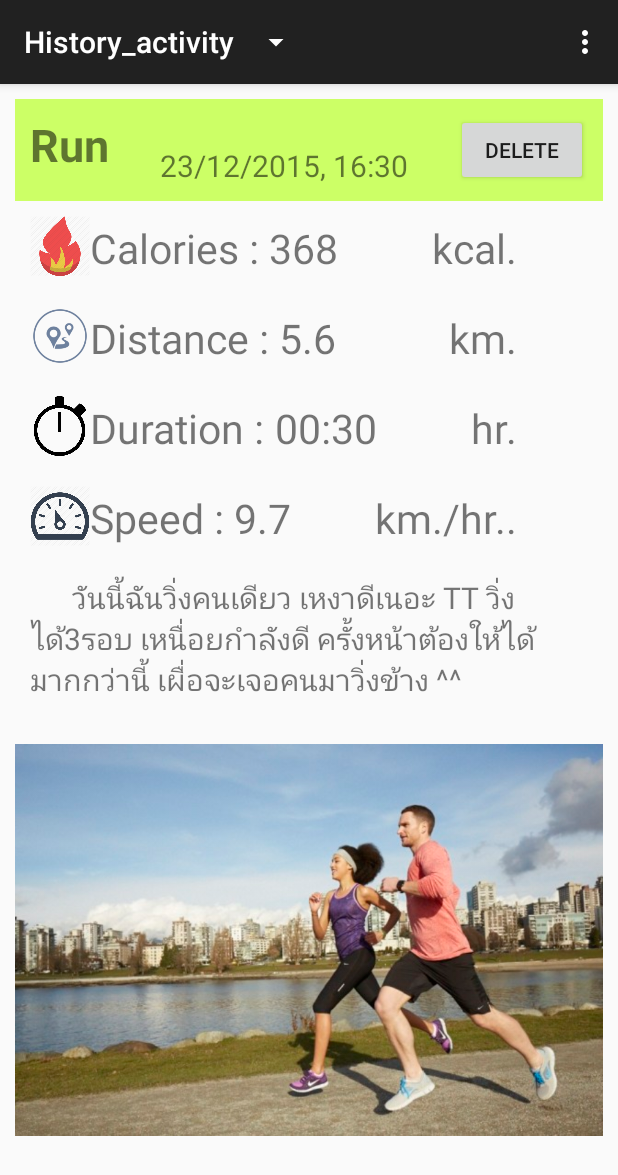
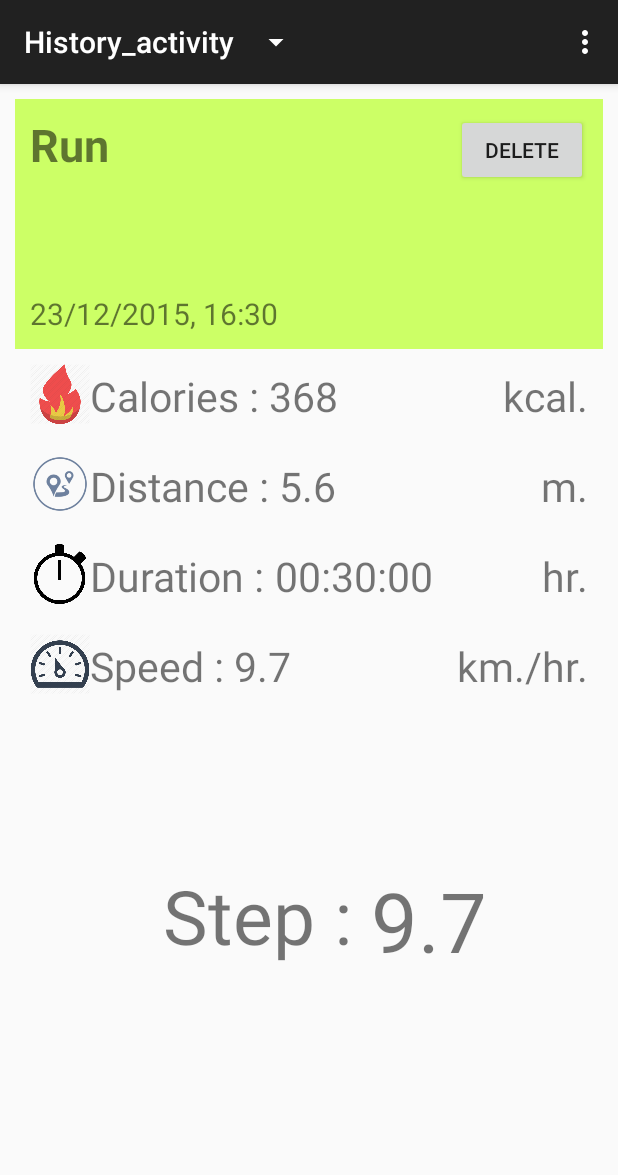
Before and after one commit to Saksukrit/Calorie-Challenge-V.1, an Android app: the History_activity screen opened directly, with no data from a screen before it, on a phone screen of 412 x 824 dp. Shown: the top 1175 px of the screen. Run offline under Robolectric (Android 15) with nearby library versions, the light colour scheme and no system bars; 1 statement that could not run was skipped.

Commit message:
edit unit of calorie ,speed and duration

```diff
--- /dev/null
+++ b/CalorieCalculator_V1/app/src/main/java/com/example/kyowolf/caloriecalculator_v1/Activity_Walking/DB_Activity.java
@@ -0,0 +1,176 @@
+package com.example.kyowolf.caloriecalculator_v1.Activity_Walking;
+
+import android.content.ContentValues;
+import android.content.Context;
+import android.database.Cursor;
+import android.database.sqlite.SQLiteDatabase;
+import android.database.sqlite.SQLiteOpenHelper;
+import android.util.Log;
+
+/**
+ * Created by Krit on 4/20/2016.
+ */
+public class DB_Activity extends SQLiteOpenHelper {
+
+
+    private static final int DATABASE_VERSION = 1;
+    private static final String DATABASE_NAME = "ActivityHistory";
+    private static final String TABLE_MEMBER = "Activity";
+
+    public DB_Activity(Context context) {
+        super(context, DATABASE_NAME, null, DATABASE_VERSION);
+    }
+
+    @Override
+    public void onCreate(SQLiteDatabase db) {
+        db.execSQL("CREATE TABLE " + TABLE_MEMBER +
+                "(Aid INTEGER PRIMARY KEY AUTOINCREMENT," +
+                " username TEXT(30) NOT NULL," +
+                " duration TEXT(10) NOT NULL," +
+                " distance TEXT(10) NOT NULL," +
+                " speed TEXT(16) NOT NULL," +
+                " calorie TEXT (10) NOT NULL," +
+                " step INTEGER(10) ," +
+                " date TEXT(30) NOT NULL," +
+                " type TEXT(10) NOT NULL );");
+
+        Log.d("CREATE TABLE", "Create Table Successfully.");
+
+    }
+
+    @Override
+    public void onUpgrade(SQLiteDatabase db, int oldVersion, int newVersion) {
+
+    }
+
+    public long InsertData(String username, String duration, String distance
+            , String speed, Double calorie, int step, String date, String type) {
+
+        try {
+            SQLiteDatabase db;
+            db = this.getWritableDatabase(); // Write Data
+
+            ContentValues Val = new ContentValues();
+            Val.put("username", username);
+            Val.put("duration", duration);
+            Val.put("distance", distance);
+            Val.put("speed", speed);
+            Val.put("calorie", calorie);
+            Val.put("step", step);
+            Val.put("date", date);
+            Val.put("type", type);
+
+
+            long rows = db.insert(TABLE_MEMBER, null, Val);
+
+            db.close();
+            return rows; // return rows inserted.
+
+        } catch (Exception e) {
+            return -1;
+        }
+    }
+
+    public String[] SelectAllData() {
+        // TODO Auto-generated method stub
+
+        try {
+            String arrData[] = null;
+
+            SQLiteDatabase db;
+            db = this.getReadableDatabase(); // Read Data
+
+            String strSQL = "SELECT  * FROM " + TABLE_MEMBER;
+            Cursor cursor = db.rawQuery(strSQL, null);
+
+            if (cursor != null) {
+                if (cursor.moveToFirst()) {
+                    arrData = new String[cursor.getColumnCount()];
+                    arrData[1] = cursor.getString(1); //username
+                    arrData[2] = cursor.getString(2);
+                    arrData[3] = cursor.getString(3);
+                    arrData[4] = cursor.getString(4);
+                    arrData[5] = cursor.getString(5);
+                    arrData[6] = cursor.getString(6);
+                    arrData[7] = cursor.getString(7);
+                    arrData[8] = cursor.getString(8);
+                }
+            }
+            cursor.close();
+            db.close();
+            return arrData;
+
+        } catch (Exception e) {
+            return null;
+        }
+
+    }
+
+    public String[] SelectDataByDate(String date) {
+        // TODO Auto-generated method stub
+
+        try {
+            String arrData[] = null;
+
+            SQLiteDatabase db;
+            db = this.getReadableDatabase(); // Read Data
+
+            Cursor cursor = db.query(TABLE_MEMBER, new String[]{"*"},
+                    "step=?",
+                    new String[]{String.valueOf("40")}, null, null, null, null);
+
+            if (cursor != null) {
+                if (cursor.moveToFirst()) {
+                    arrData = new String[cursor.getColumnCount()];
+                    arrData[1] = cursor.getString(1);//username
+                    arrData[2] = cursor.getString(2);
+                    arrData[3] = cursor.getString(3);
+                    arrData[4] = cursor.getString(4);
+                    arrData[5] = cursor.getString(5);
+                    arrData[6] = cursor.getString(6);
+                    arrData[7] = cursor.getString(7);
+                    arrData[8] = cursor.getString(8);
+                }
+            }
+            cursor.close();
+            db.close();
+            return arrData;
+
+        } catch (Exception e) {
+            return null;
+        }
+
+    }
+
+    // Delete Data
+    public long DeleteAllData() {
+        // TODO Auto-generated method stub
+
+        try {
+
+            SQLiteDatabase db;
+            db = this.getWritableDatabase(); // Write Data
+
+
+            long rows = db.delete(TABLE_MEMBER, null, null);
+
+            db.close();
+            return rows; // return rows delete.
+
+        } catch (Exception e) {
+            return -1;
+        }
+
+    }
+
+
+
+
+    public void rmvall() {
+
+        SQLiteDatabase db = this.getWritableDatabase();
+        db.delete(TABLE_MEMBER, null, null);
+        db.execSQL("DELETE FROM SQLITE_SEQUENCE WHERE NAME = " + TABLE_MEMBER);
+
+    }
+}
--- a/CalorieCalculator_V1/app/src/main/java/com/example/kyowolf/caloriecalculator_v1/History/History_activity.java
+++ b/CalorieCalculator_V1/app/src/main/java/com/example/kyowolf/caloriecalculator_v1/History/History_activity.java
@@ -9,10 +9,15 @@ import android.view.MenuInflater;
 import android.view.MenuItem;
 import android.view.View;
 import android.widget.Button;
+import android.widget.TextView;
 import android.widget.Toast;
 
+import com.example.kyowolf.caloriecalculator_v1.Activity_Walking.DB_Activity;
+import com.example.kyowolf.caloriecalculator_v1.Profile.DB_profile;
 import com.example.kyowolf.caloriecalculator_v1.Profile.Profile;
 import com.example.kyowolf.caloriecalculator_v1.R;
+
+import java.text.DecimalFormat;
 
 /**
  * Created by KyoWolf on 08-Mar-16.
@@ -66,6 +71,12 @@ public class History_activity extends AppCompatActivity implements View.OnClickL
         }
     }
 
+    private TextView calorie, distance, duration, typeActivity, speed, step, date;
+    private String dateBy = null;
+
+    DB_Activity db_activity = new DB_Activity(this);
+
+
     @Override
     protected void onCreate(Bundle savedInstanceState) {
         super.onCreate(savedInstanceState);
@@ -77,6 +88,36 @@ public class History_activity extends AppCompatActivity implements View.OnClickL
 
         actionBar = getSupportActionBar();
         actionBar.setNavigationMode(ActionBar.NAVIGATION_MODE_LIST);
+
+        calorie = (TextView) findViewById(R.id.calories);
+        distance = (TextView) findViewById(R.id.distances);
+        duration = (TextView) findViewById(R.id.durations);
+        typeActivity = (TextView) findViewById(R.id.AcName);
+        speed = (TextView) findViewById(R.id.speeds);
+        step = (TextView) findViewById(R.id.step);
+        date = (TextView) findViewById(R.id.date);
+
+        if (dateBy == null) {
+            dateBy = getIntent().getExtras().getString("date");
+        }
+
+        String arrData[] = db_activity.SelectDataByDate(dateBy);
+        if (arrData == null) {
+            Toast.makeText(History_activity.this, "Not found Data!",
+                    Toast.LENGTH_LONG).show();
+        } else {
+            calorie.setText(arrData[5]);
+            distance.setText(arrData[3]);
+            duration.setText(arrData[2]);
+            typeActivity.setText(arrData[8]);
+           // DecimalFormat decim = new DecimalFormat("0.00");
+           // String speedi =(decim.format(arrData[4])).toString();
+            speed.setText(arrData[4]);
+            step.setText(arrData[6]);
+            date.setText(arrData[7]);
+        }
+
+
     }
 
     public void onClick(View v) {
--- a/CalorieCalculator_V1/app/src/main/java/com/example/kyowolf/caloriecalculator_v1/Profile/Profile.java
+++ b/CalorieCalculator_V1/app/src/main/java/com/example/kyowolf/caloriecalculator_v1/Profile/Profile.java
@@ -164,7 +164,10 @@ public class Profile extends AppCompatActivity implements View.OnClickListener {
 
                 break;
             case R.id.walking:
-                Intent intentProfile2 = new Intent(getApplicationContext(), Activity_Walking.class);
+                Intent intentProfile2 = new Intent(getApplicationContext(), StepCounterActivity.class);
+                Bundle bundle2 = new Bundle();
+                bundle2.putBoolean("run", false);
+                intentProfile2.putExtras(bundle2);
                 startActivity(intentProfile2);
                 break;
             case R.id.eating:
--- a/CalorieCalculator_V1/app/src/main/res/layout/activity_walking.xml
+++ b/CalorieCalculator_V1/app/src/main/res/layout/activity_walking.xml
@@ -2,7 +2,6 @@
 <LinearLayout xmlns:android="http://schemas.android.com/apk/res/android"
     android:layout_width="match_parent"
     android:layout_height="match_parent"
-
     android:orientation="vertical"
     android:weightSum="1">
 
--- a/CalorieCalculator_V1/app/src/main/res/layout/history_activity.xml
+++ b/CalorieCalculator_V1/app/src/main/res/layout/history_activity.xml
@@ -11,7 +11,8 @@
         android:layout_width="match_parent"
         android:layout_height="wrap_content"
         android:background="#CCFF66"
-        android:padding="10dp">
+        android:padding="10dp"
+        android:layout_weight="0.26">
 
         <TextView
             android:id="@+id/AcName"
@@ -32,7 +33,7 @@
             android:id="@+id/date"
             android:layout_width="198dp"
             android:layout_height="wrap_content"
-            android:layout_gravity="center_horizontal|bottom"
+            android:layout_gravity="left|bottom"
             android:text="23/12/2015, 16:30"
             android:textSize="20dp" />
 
@@ -65,22 +66,20 @@
             android:id="@+id/calories"
             android:layout_width="wrap_content"
             android:layout_height="wrap_content"
+            android:text="368"
+            android:textSize="27dp"
             android:layout_alignParentBottom="true"
-            android:layout_toEndOf="@+id/textCalories"
             android:layout_toRightOf="@+id/textCalories"
-            android:text="368"
-            android:textSize="27dp" />
+            android:layout_toEndOf="@+id/textCalories" />
 
         <TextView
             android:layout_width="wrap_content"
             android:layout_height="wrap_content"
-            android:layout_alignParentBottom="true"
-            android:layout_alignParentEnd="true"
+            android:text="kcal."
+            android:textSize="27dp"
+            android:layout_alignTop="@+id/calories"
             android:layout_alignParentRight="true"
-            android:layout_marginEnd="47dp"
-            android:layout_marginRight="47dp"
-            android:text="kcal."
-            android:textSize="27dp" />
+            android:layout_alignParentEnd="true" />
     </RelativeLayout>
 
     <RelativeLayout
@@ -109,22 +108,20 @@
             android:id="@+id/distances"
             android:layout_width="wrap_content"
             android:layout_height="wrap_content"
+            android:text="5.6"
+            android:textSize="27dp"
             android:layout_alignParentBottom="true"
-            android:layout_toEndOf="@+id/textDistance"
             android:layout_toRightOf="@+id/textDistance"
-            android:text="5.6"
-            android:textSize="27dp" />
+            android:layout_toEndOf="@+id/textDistance" />
 
         <TextView
             android:layout_width="wrap_content"
             android:layout_height="wrap_content"
+            android:text="m."
+            android:textSize="27dp"
             android:layout_alignParentBottom="true"
-            android:layout_alignParentEnd="true"
             android:layout_alignParentRight="true"
-            android:layout_marginEnd="47dp"
-            android:layout_marginRight="47dp"
-            android:text="km."
-            android:textSize="27dp" />
+            android:layout_alignParentEnd="true" />
     </RelativeLayout>
 
     <RelativeLayout
@@ -156,19 +153,17 @@
             android:layout_alignParentBottom="true"
             android:layout_toEndOf="@+id/textDuration"
             android:layout_toRightOf="@+id/textDuration"
-            android:text="00:30"
+            android:text="00:30:00"
             android:textSize="27dp" />
 
         <TextView
             android:layout_width="wrap_content"
             android:layout_height="wrap_content"
+            android:text="hr."
+            android:textSize="27dp"
             android:layout_alignParentBottom="true"
-            android:layout_alignParentEnd="true"
             android:layout_alignParentRight="true"
-            android:layout_marginEnd="47dp"
-            android:layout_marginRight="47dp"
-            android:text="hr."
-            android:textSize="27dp" />
+            android:layout_alignParentEnd="true" />
     </RelativeLayout>
 
     <RelativeLayout
@@ -184,7 +179,7 @@
 
 
         <TextView
-            android:id="@+id/textSpeed"
+            android:id="@+id/textStep"
             android:layout_width="wrap_content"
             android:layout_height="wrap_content"
             android:layout_alignParentBottom="true"
@@ -198,47 +193,52 @@
             android:layout_width="wrap_content"
             android:layout_height="wrap_content"
             android:layout_alignParentBottom="true"
-            android:layout_toEndOf="@+id/textSpeed"
-            android:layout_toRightOf="@+id/textSpeed"
+            android:layout_toEndOf="@+id/textStep"
+            android:layout_toRightOf="@+id/textStep"
             android:text="9.7"
             android:textSize="27dp" />
 
         <TextView
             android:layout_width="wrap_content"
             android:layout_height="wrap_content"
+            android:text="km./hr."
+            android:textSize="27dp"
             android:layout_alignParentBottom="true"
-            android:layout_alignParentEnd="true"
             android:layout_alignParentRight="true"
-            android:layout_marginEnd="47dp"
-            android:layout_marginRight="47dp"
-            android:text="km./hr.."
-            android:textSize="27dp" />
+            android:layout_alignParentEnd="true" />
+
+
     </RelativeLayout>
 
     <RelativeLayout
         android:layout_width="match_parent"
-        android:layout_height="wrap_content"
-        android:layout_weight="0.63">
+        android:layout_height="60dp"
+        android:layout_gravity="center"
+        android:padding="10dp"
+        android:layout_weight="0.32">
+
 
         <TextView
-            android:id="@+id/detail"
+            android:id="@+id/textStep"
             android:layout_width="wrap_content"
             android:layout_height="wrap_content"
-            android:padding="10dp"
-            android:text="      วันนี้ฉันวิ่งคนเดียว เหงาดีเนอะ TT วิ่งได้3รอบ เหนื่อยกำลังดี ครั้งหน้าต้องให้ได้มากกว่านี้ เผื่อจะเจอคนมาวิ่งข้าง ^^"
-            android:textSize="20dp"
-            android:textStyle="normal" />
+            android:text="Step : "
+            android:textSize="50dp"
+            android:layout_alignParentBottom="true"
+            android:layout_toLeftOf="@+id/step"
+            android:layout_toStartOf="@+id/step" />
 
-        <ImageView
-            android:id="@+id/image"
-            android:layout_width="300dp"
-            android:layout_height="300dp"
-            android:layout_alignParentEnd="true"
-            android:layout_alignParentLeft="true"
+        <TextView
+            android:id="@+id/step"
+            android:layout_width="wrap_content"
+            android:layout_height="wrap_content"
+            android:text="9.7"
+            android:textSize="55dp"
+            android:layout_marginRight="67dp"
+            android:layout_marginEnd="67dp"
+            android:layout_alignTop="@+id/textStep"
             android:layout_alignParentRight="true"
-            android:layout_alignParentStart="true"
-            android:layout_below="@+id/detail"
-            android:src="@drawable/runrun" />
+            android:layout_alignParentEnd="true" />
 
 
     </RelativeLayout>
```
Also changed, not shown: CalorieCalculator_V1/app/src/main/java/com/example/kyowolf/caloriecalculator_v1/StepCounter/StepCounterActivity.java (+36 -7 lines), CalorieCalculator_V1/app/src/main/res/layout/walking.xml (renamed from CalorieCalculator_V1/app/src/main/res/layout/main.xml, +18 -2 lines).
